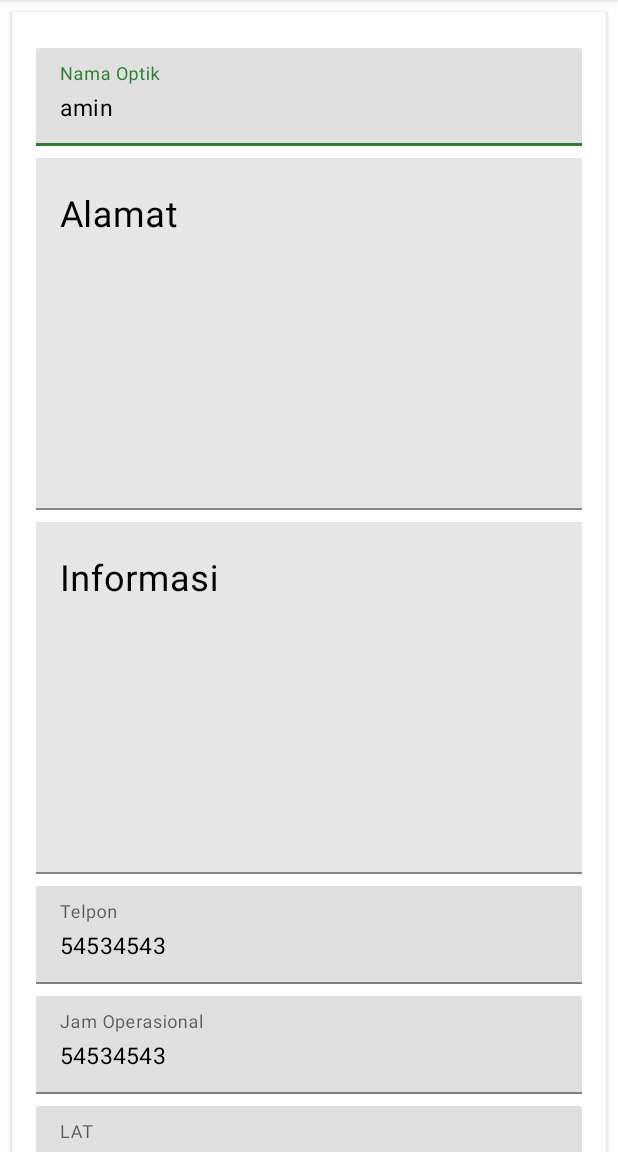
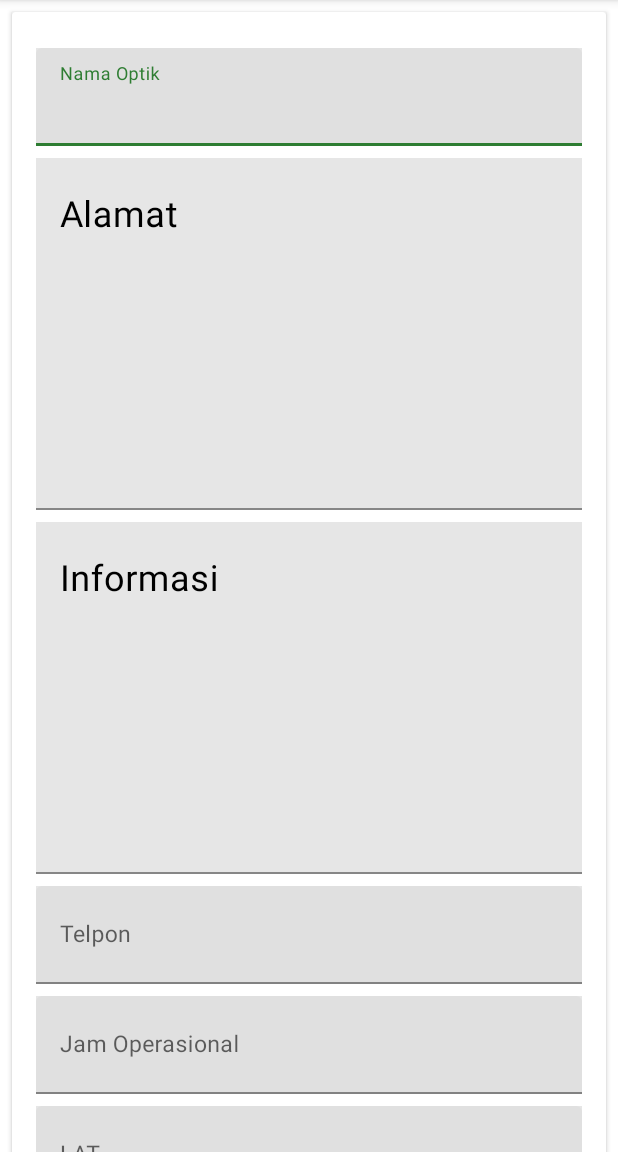
Before and after one commit to rdadesukro/gis_optik_android, an Android app: the menu_tambah_optik screen opened directly, with no data from a screen before it, on a phone screen of 412 x 824 dp, the part 84-1236 px from its top. Run offline under Robolectric (Android 15) with nearby library versions, the light colour scheme and no system bars; our stand-ins replace ButterKnife, sdp/ssp sizes; libraries missing offline, so code that uses them is left out: com.jpegkit; pictures from the network do not load; 6 statements that could not run were skipped.

Commit message:
terbaru dari ade

```diff
--- a/app/src/main/java/com/example/gis_optik_20201/menu/menu_detail.java
+++ b/app/src/main/java/com/example/gis_optik_20201/menu/menu_detail.java
@@ -84,7 +84,7 @@ public class menu_detail extends AppCompatActivity implements optik_view, slider
         optik.get_optik("detail", id_optik);
 
 
-        if (role.equals("1")) {
+        if (role.equals("user")) {
             floatingActionButton.setVisibility(View.GONE);
         } else {
             floatingActionButton.setVisibility(View.VISIBLE);
--- a/app/src/main/res/layout/activity_menu_tambah_optik.xml
+++ b/app/src/main/res/layout/activity_menu_tambah_optik.xml
@@ -58,8 +58,6 @@
                             android:ems="10"
                             android:hint="Nama Optik"
                             android:inputType="textPersonName"
-                            android:text="amin"
-
                             android:textColor="#000000"
                             android:textSize="@dimen/_12sdp" />
 
@@ -136,7 +134,6 @@
                             android:ems="10"
                             android:hint="Telpon"
                             android:inputType="number"
-                            android:text="54534543"
 
                             android:textColor="#000000"
                             android:textSize="@dimen/_12sdp" />
@@ -161,7 +158,7 @@
                             android:ems="10"
                             android:hint="Jam Operasional"
                             android:inputType="text"
-                            android:text="54534543"
+
 
                             android:textColor="#000000"
                             android:textSize="@dimen/_12sdp" />
@@ -186,8 +183,7 @@
                             android:layout_centerVertical="true"
                             android:ems="10"
                             android:hint="LAT"
-                            android:inputType="number"
-                            android:text="amin"
+                            android:inputType="text"
 
                             android:textColor="#000000"
                             android:textSize="@dimen/_12sdp" />
@@ -211,10 +207,8 @@
                             android:layout_centerVertical="true"
                             android:ems="10"
                             android:hint="LNG"
-                            android:inputType="number"
-                            android:text="amin@gmail.com"
-
-                            android:textColor="#000000"
+                            android:inputType="text"
+                               android:textColor="#000000"
                             android:textSize="@dimen/_12sdp" />
 
                     </com.google.android.material.textfield.TextInputLayout>
```
